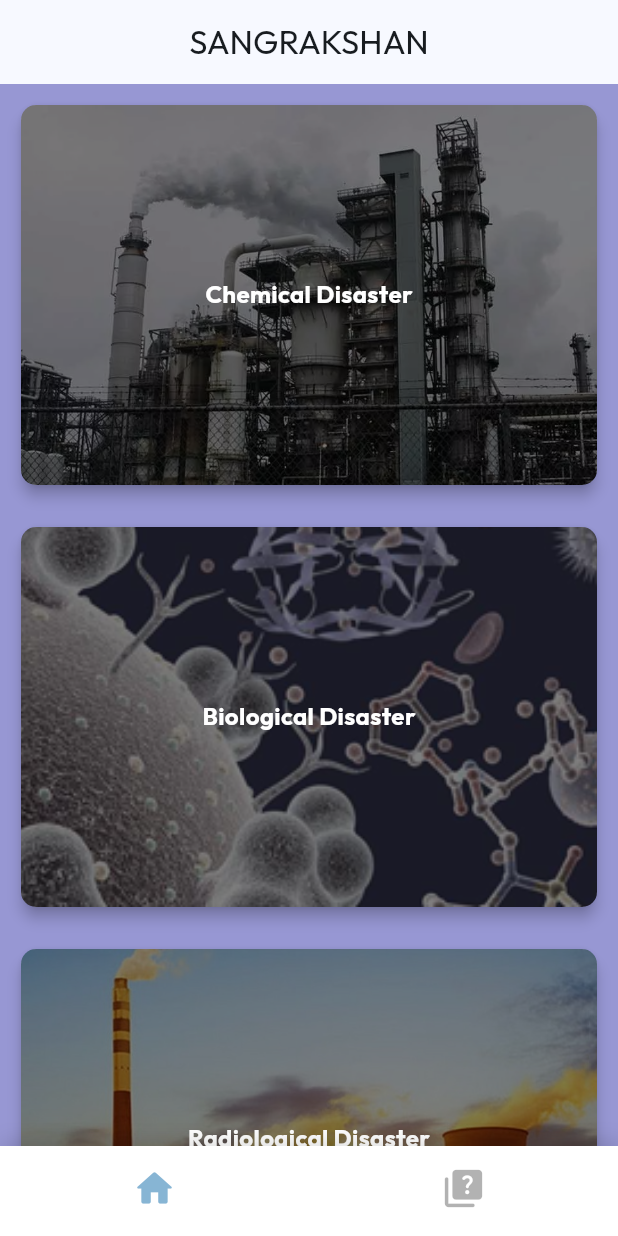
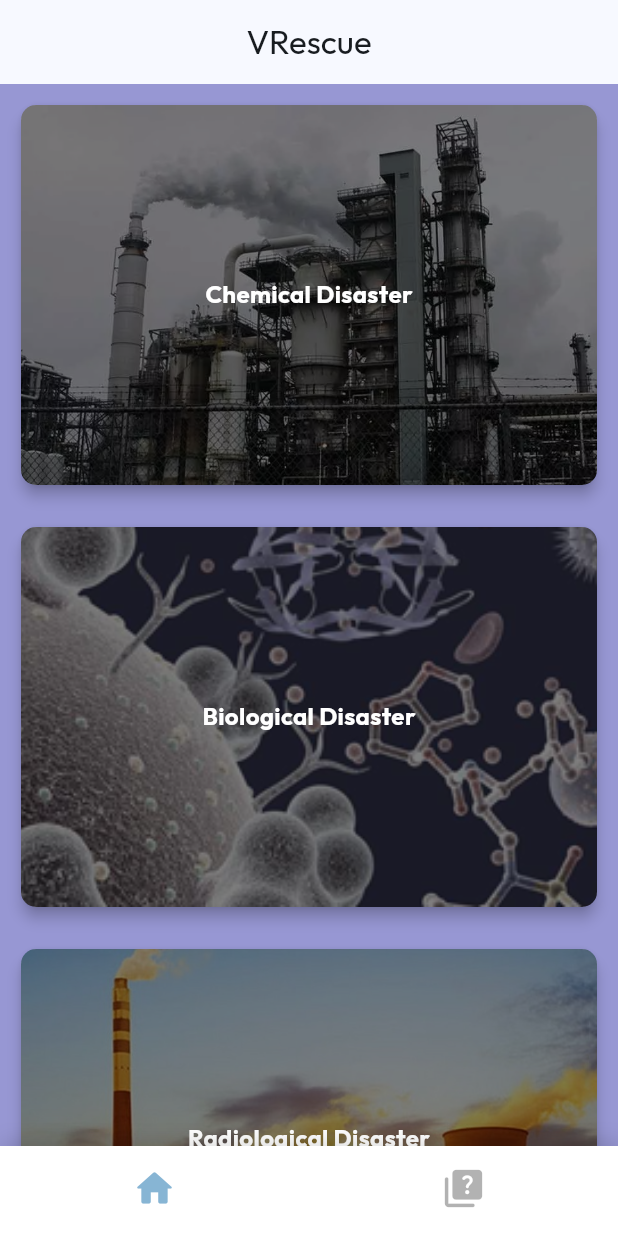
Before and after one commit to VRescue/VRescue_app, a Flutter app: the screen it shows after launch, on a phone screen of 412 x 824 dp. Run offline on Flutter 3.47's test engine with Material 3 defaults, Android fonts, the light colour scheme and no system bars; our stand-ins replace google_fonts, transparent_image.

Commit message:
thode aur changes

```diff
--- a/lib/main.dart
+++ b/lib/main.dart
@@ -13,7 +13,7 @@ class MyApp extends StatelessWidget {
   @override
   Widget build(BuildContext context) {
     return MaterialApp(
-      title: 'SANGRAKSHAN',
+      title: 'VRescue',
       debugShowCheckedModeBanner: false,
       theme: ThemeData(
           colorScheme: ColorScheme.fromSeed(seedColor: kdarkBlue),
--- a/lib/views/categories.dart
+++ b/lib/views/categories.dart
@@ -53,7 +53,7 @@ class _CategoriesScreenState extends State<CategoriesScreen> with SingleTickerPr
   Widget build(BuildContext context) {
     return Scaffold(
       appBar: AppBar(
-        title: const Text('SANGRAKSHAN'),
+        title: const Text('VRescue'),
         centerTitle: true,
       ),
       backgroundColor: klightPurple,
--- a/lib/views/quiz.dart
+++ b/lib/views/quiz.dart
@@ -61,7 +61,7 @@ class _QuizScreenState extends State<QuizScreen> {
 
     return Scaffold(
       appBar: AppBar(
-        title: Text("SANGRAKSHAN"),
+        title: Text("VRescue"),
         centerTitle: true,
       ),
       backgroundColor: klightPurple,
```
